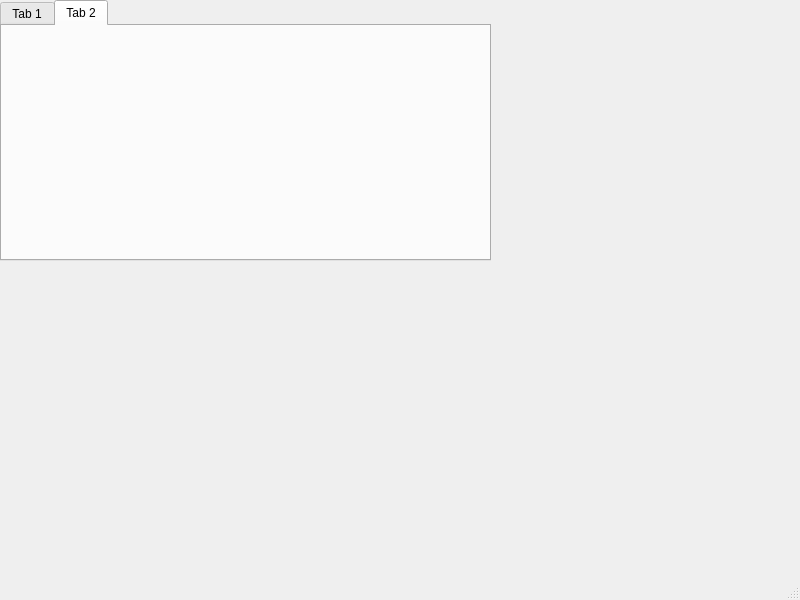
bahman2216/py2, file mgh.ui: the form before one commit.
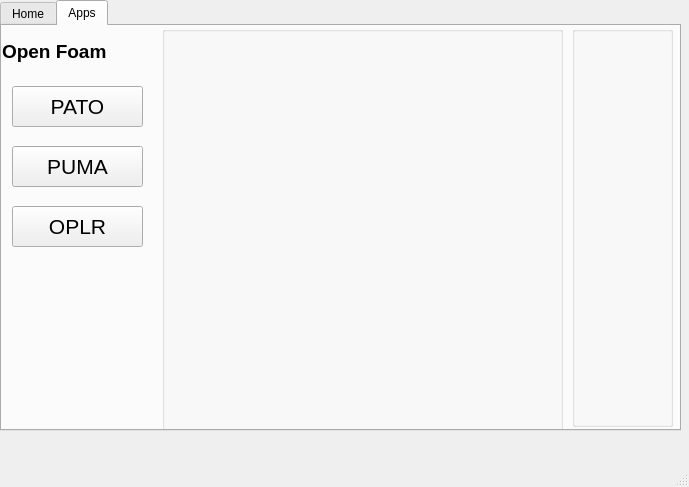
The form after the commit. The open tabs and pages were chosen to show the change.

Diff of the .ui file:
```diff
--- a/mgh.ui
+++ b/mgh.ui
@@ -6,8 +6,8 @@
    <rect>
     <x>0</x>
     <y>0</y>
-    <width>800</width>
-    <height>600</height>
+    <width>689</width>
+    <height>487</height>
    </rect>
   </property>
   <property name="windowTitle">
@@ -19,8 +19,8 @@
      <rect>
       <x>0</x>
       <y>0</y>
-      <width>491</width>
-      <height>261</height>
+      <width>681</width>
+      <height>431</height>
      </rect>
     </property>
     <property name="currentIndex">
@@ -28,7 +28,7 @@
     </property>
     <widget class="QWidget" name="tab">
      <attribute name="title">
-      <string>Tab 1</string>
+      <string>Home</string>
      </attribute>
      <widget class="QTableWidget" name="tableWidget">
       <property name="geometry">
@@ -92,8 +92,104 @@
     </widget>
     <widget class="QWidget" name="tab_2">
      <attribute name="title">
-      <string>Tab 2</string>
+      <string>Apps</string>
      </attribute>
+     <widget class="QGroupBox" name="gridGroupBox_2">
+      <property name="geometry">
+       <rect>
+        <x>160</x>
+        <y>0</y>
+        <width>401</width>
+        <height>411</height>
+       </rect>
+      </property>
+      <layout class="QGridLayout" name="gridLayout_2"/>
+     </widget>
+     <widget class="QGroupBox" name="gridGroupBox_3">
+      <property name="geometry">
+       <rect>
+        <x>570</x>
+        <y>0</y>
+        <width>101</width>
+        <height>401</height>
+       </rect>
+      </property>
+      <layout class="QGridLayout" name="gridLayout_3"/>
+     </widget>
+     <widget class="QLabel" name="label_3">
+      <property name="geometry">
+       <rect>
+        <x>0</x>
+        <y>10</y>
+        <width>141</width>
+        <height>31</height>
+       </rect>
+      </property>
+      <property name="font">
+       <font>
+        <pointsize>14</pointsize>
+        <weight>75</weight>
+        <bold>true</bold>
+       </font>
+      </property>
+      <property name="text">
+       <string>Open Foam</string>
+      </property>
+     </widget>
+     <widget class="QPushButton" name="pushButton">
+      <property name="geometry">
+       <rect>
+        <x>10</x>
+        <y>60</y>
+        <width>131</width>
+        <height>41</height>
+       </rect>
+      </property>
+      <property name="font">
+       <font>
+        <pointsize>16</pointsize>
+       </font>
+      </property>
+      <property name="text">
+       <string>PATO</string>
+      </property>
+     </widget>
+     <widget class="QPushButton" name="pushButton_2">
+      <property name="geometry">
+       <rect>
+        <x>10</x>
+        <y>120</y>
+        <width>131</width>
+        <height>41</height>
+       </rect>
+      </property>
+      <property name="font">
+       <font>
+        <pointsize>16</pointsize>
+       </font>
+      </property>
+      <property name="text">
+       <string>PUMA</string>
+      </property>
+     </widget>
+     <widget class="QPushButton" name="pushButton_3">
+      <property name="geometry">
+       <rect>
+        <x>10</x>
+        <y>180</y>
+        <width>131</width>
+        <height>41</height>
+       </rect>
+      </property>
+      <property name="font">
+       <font>
+        <pointsize>16</pointsize>
+       </font>
+      </property>
+      <property name="text">
+       <string>OPLR</string>
+      </property>
+     </widget>
     </widget>
    </widget>
   </widget>
```
Left out of the diff: 39 changed lines with no effect on the pictures.
